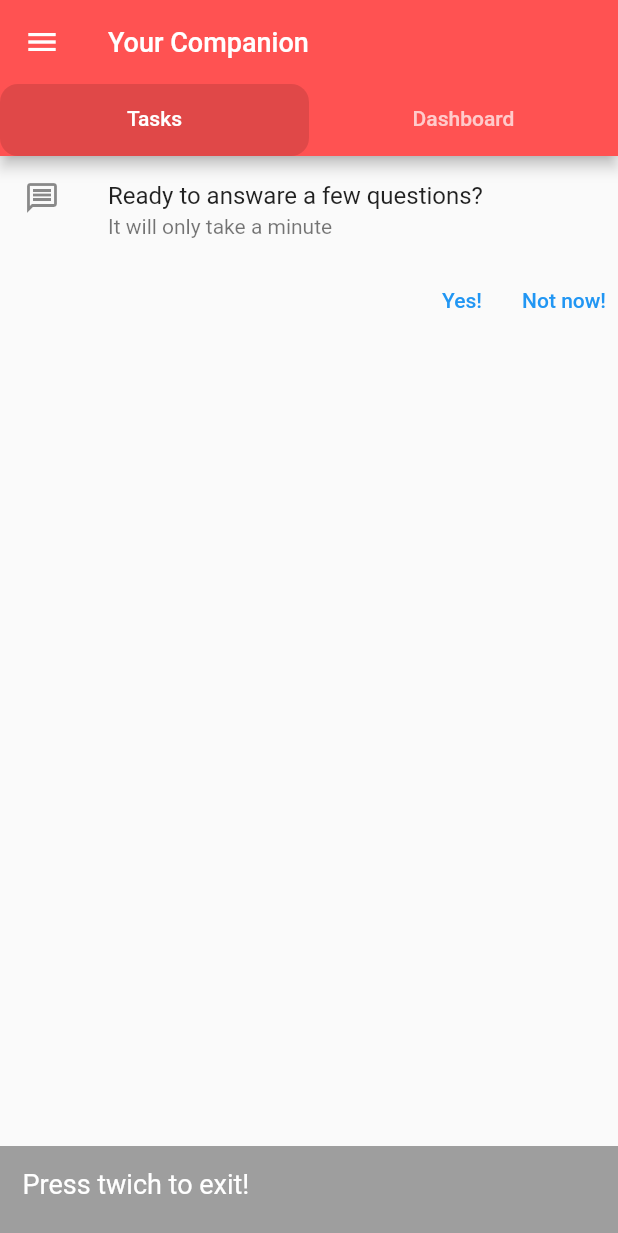
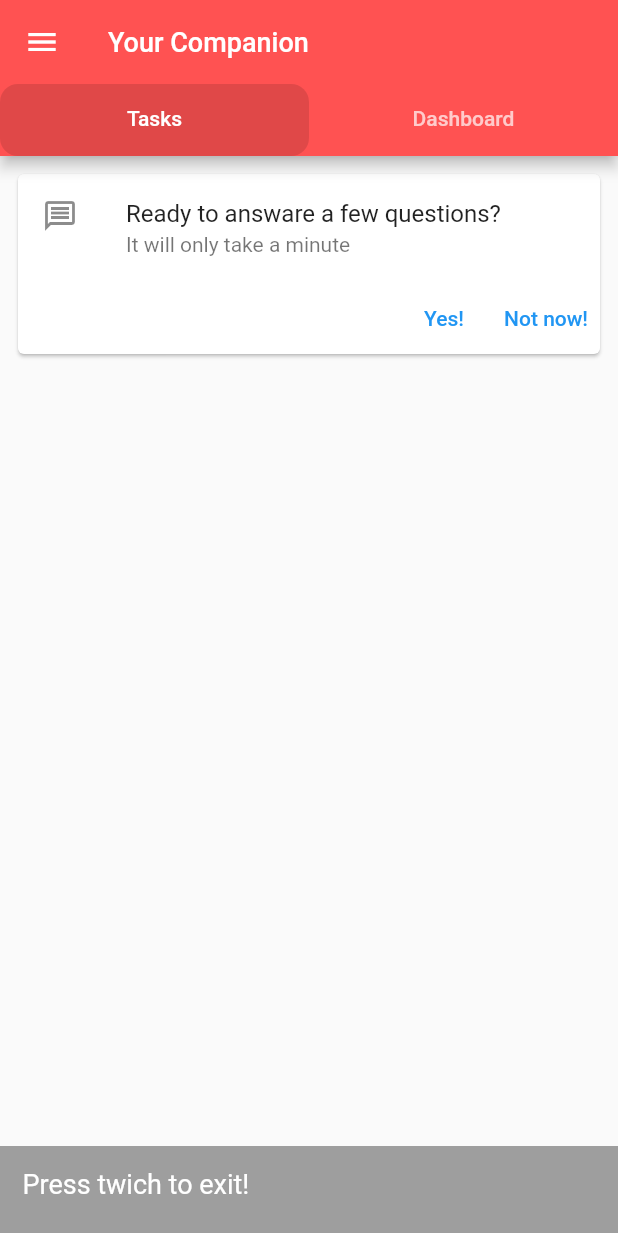
Before and after one commit to omedia23/mental_health_checker, a Flutter app: the screen it shows after launch, on a phone screen of 412 x 824 dp. Shown: the top 1233 px of the screen. Run offline on Flutter 3.47's test engine with Material 2 defaults, Android fonts, the phone set to English and light mode, and no system bars.

Commit message:
update code

```diff
--- a/lib/widgets/task_widget.dart
+++ b/lib/widgets/task_widget.dart
@@ -10,6 +10,12 @@ class TaskWidget extends StatelessWidget {
   @override
   Widget build(BuildContext context) {
     return Column(
+      mainAxisAlignment: MainAxisAlignment.spaceBetween,
+      children: [
+        Padding(
+          padding: const EdgeInsets.all(8.0),
+          child: Card(
+            child: Column(
               children: [
                 const ListTile(
                   title: Text("Ready to answare a few questions?"),
@@ -23,11 +29,11 @@ class TaskWidget extends StatelessWidget {
                     TextButton(onPressed: () {}, child: const Text("Not now!")),
                   ],
                 ),
-        Expanded(
-          flex: 6,
-          child: Align(
-            alignment: Alignment.bottomCenter,
-            child: GestureDetector(
+              ],
+            ),
+          ),
+        ),
+        GestureDetector(
           onDoubleTap: () {
             //SystemNavigator.pop();
             SystemChannels.platform.invokeMethod('SystemNavigator.pop');
@@ -47,8 +53,6 @@ class TaskWidget extends StatelessWidget {
               ),
             ),
           ),
-            ),
-          ),
         )
       ],
     );
```
Lines whose indentation alone changed are shown as unchanged.
